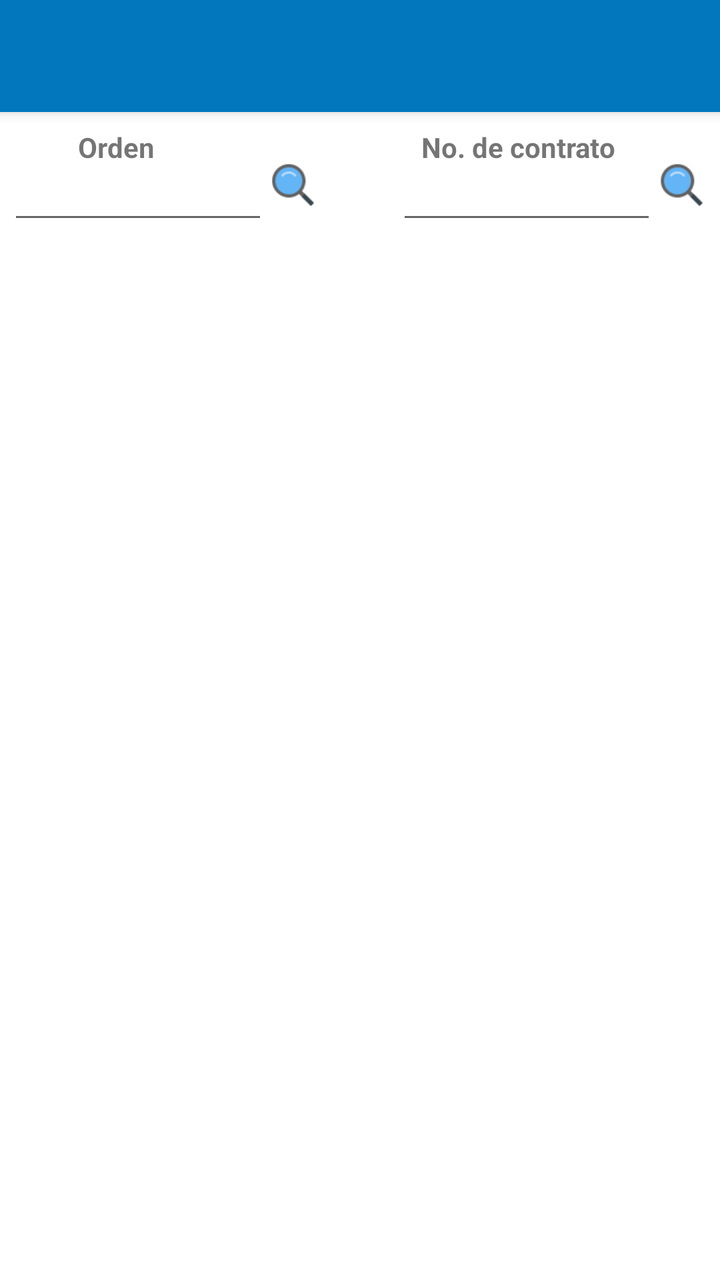
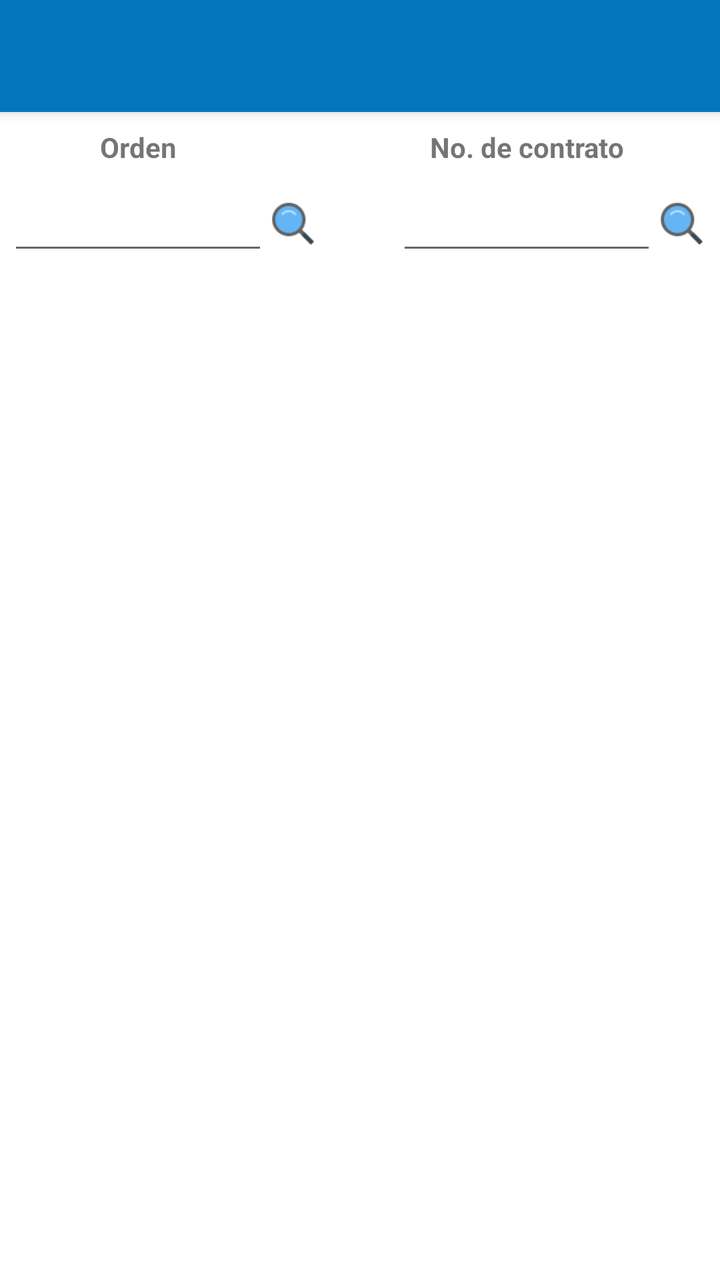

The first picture is an Android layout as it rendered before a commit; the second is the same layout after the commit. The layout source and the unified diff follow.
<!-- AndroidManifest.xml: application theme AppTheme -->
<!-- res/layout/app_bar_orden.xml -->
<?xml version="1.0" encoding="utf-8"?>
<android.support.design.widget.CoordinatorLayout xmlns:android="http://schemas.android.com/apk/res/android"
    xmlns:app="http://schemas.android.com/apk/res-auto"
    xmlns:tools="http://schemas.android.com/tools"
    android:layout_width="match_parent"
    android:layout_height="match_parent"
    tools:context=".Activitys.Orden">

    <android.support.design.widget.AppBarLayout
        android:layout_width="match_parent"
        android:layout_height="wrap_content"
        android:theme="@style/AppTheme.AppBarOverlay">

        <android.support.v7.widget.Toolbar
            android:id="@+id/toolbar"
            android:layout_width="match_parent"
            android:layout_height="?attr/actionBarSize"
            android:background="?attr/colorPrimary"
            app:popupTheme="@style/AppTheme.PopupOverlay" />

    </android.support.design.widget.AppBarLayout>

    <include layout="@layout/content_orden" />




</android.support.design.widget.CoordinatorLayout>
<!-- res/layout/content_orden.xml (included above) -->
<?xml version="1.0" encoding="utf-8"?>
<android.support.constraint.ConstraintLayout xmlns:android="http://schemas.android.com/apk/res/android"
    xmlns:app="http://schemas.android.com/apk/res-auto"
    xmlns:tools="http://schemas.android.com/tools"
    android:layout_width="match_parent"
    android:layout_height="match_parent"
    android:background="@color/fondoBlanco"
    app:layout_behavior="@string/appbar_scrolling_view_behavior"
    tools:context=".Activitys.Orden"

    tools:showIn="@layout/app_bar_orden">

    <ListView
        android:id="@+id/listorden"
        android:layout_width="match_parent"
        android:layout_height="match_parent"
        android:layout_alignParentTop="true"
        android:backgroundTint="@color/colorPrimary"
        android:dividerHeight="10dp"
        android:layout_marginTop="80dp"
        android:elevation="80dp"
        android:paddingLeft="8dp"
        android:paddingRight="8dp"
        app:layout_constraintTop_toBottomOf="@+id/ordsearch" />

    <TextView
        android:id="@+id/textView39"
        android:layout_width="100dp"
        android:layout_height="wrap_content"
        android:layout_marginStart="8dp"
        android:layout_marginTop="8dp"
        android:layout_marginEnd="8dp"
        android:text="@string/orden"
        android:textAlignment="center"
        android:textStyle="bold"
        app:layout_constraintEnd_toEndOf="parent"
        app:layout_constraintHorizontal_bias="0.0"
        app:layout_constraintStart_toStartOf="parent"
        app:layout_constraintTop_toTopOf="parent" />

    <EditText
        android:id="@+id/ordsearch"
        android:layout_width="130dp"
        android:layout_height="45dp"
        android:layout_marginStart="4dp"
        android:layout_marginTop="16dp"
        android:layout_marginEnd="8dp"
        android:inputType="number"
        app:layout_constraintEnd_toEndOf="parent"
        app:layout_constraintHorizontal_bias="0.0"
        app:layout_constraintStart_toStartOf="parent"
        app:layout_constraintTop_toTopOf="parent" />

    <Button
        android:id="@+id/borden"
        android:layout_width="25dp"
        android:layout_height="25dp"
        android:layout_marginTop="24dp"
        android:background="@drawable/busqueda"
        android:gravity="center_vertical"
        app:layout_constraintStart_toEndOf="@+id/ordsearch"
        app:layout_constraintTop_toTopOf="parent" />


    <EditText
        android:id="@+id/contsearch"
        android:layout_width="130dp"
        android:layout_height="45dp"
        android:layout_marginStart="8dp"
        android:layout_marginTop="16dp"
        android:layout_marginEnd="8dp"
        android:inputType="text|number"
        app:layout_constraintEnd_toEndOf="parent"
        app:layout_constraintHorizontal_bias="0.89"
        app:layout_constraintStart_toStartOf="parent"
        app:layout_constraintTop_toTopOf="parent" />

    <Button
        android:id="@+id/bcontrato"
        android:layout_width="25dp"
        android:layout_height="25dp"
        android:layout_marginTop="24dp"
        android:background="@drawable/busqueda"
        android:gravity="center_vertical"
        app:layout_constraintStart_toEndOf="@+id/contsearch"
        app:layout_constraintTop_toTopOf="parent" />

    <TextView
        android:layout_width="150dp"
        android:layout_height="wrap_content"
        android:layout_marginStart="8dp"
        android:layout_marginTop="8dp"
        android:layout_marginEnd="8dp"
        android:text="@string/n_Contrato"
        android:textAlignment="textEnd"
        android:textStyle="bold"
        app:layout_constraintEnd_toStartOf="@+id/bcontrato"
        app:layout_constraintHorizontal_bias="0.92"
        app:layout_constraintStart_toStartOf="parent"
        app:layout_constraintTop_toTopOf="parent" />


</android.support.constraint.ConstraintLayout>
<!-- resources referenced by this layout -->
<resources>
  <color name="colorPrimary">#0277BD</color>
  <color name="fondoBlanco">#fff</color>
  <!-- drawable busqueda: png bitmap (drawable, 1157 bytes) -->
  <string name="n_Contrato">No. de contrato</string>
  <string name="orden">Orden</string>
  <style name="AppTheme.AppBarOverlay" parent="ThemeOverlay.AppCompat.Dark.ActionBar" />
  <style name="AppTheme.PopupOverlay" parent="ThemeOverlay.AppCompat.Light" />
  <style name="AppTheme" parent="Theme.AppCompat.Light.DarkActionBar">
          
          <item name="colorPrimary">@color/colorPrimary</item>
          <item name="colorPrimaryDark">@color/colorPrimaryDark</item>
          <item name="colorAccent">@color/colorAccent</item>
          <item name="android:colorForeground">@android:color/background_dark</item>
      </style>
  <color name="colorPrimaryDark">#004C8C</color>
  <color name="colorAccent">#0000FF</color>
</resources>

<!-- the commit's change to res/layout/app_bar_orden.xml (unified diff, before → after) -->
@@ -6,21 +6,21 @@
     android:layout_height="match_parent"
     tools:context=".Activitys.Orden">
 
-    <android.support.design.widget.AppBarLayout
+  <android.support.design.widget.AppBarLayout
+      android:layout_width="match_parent"
+      android:layout_height="wrap_content"
+      android:theme="@style/AppTheme.AppBarOverlay">
+
+    <android.support.v7.widget.Toolbar
+        android:id="@+id/toolbar"
         android:layout_width="match_parent"
-        android:layout_height="wrap_content"
-        android:theme="@style/AppTheme.AppBarOverlay">
+        android:layout_height="?attr/actionBarSize"
+        android:background="?attr/colorPrimary"
+        app:popupTheme="@style/AppTheme.PopupOverlay" />
 
-        <android.support.v7.widget.Toolbar
-            android:id="@+id/toolbar"
-            android:layout_width="match_parent"
-            android:layout_height="?attr/actionBarSize"
-            android:background="?attr/colorPrimary"
-            app:popupTheme="@style/AppTheme.PopupOverlay" />
+  </android.support.design.widget.AppBarLayout>
 
-    </android.support.design.widget.AppBarLayout>
-
-    <include layout="@layout/content_orden" />
+  <include layout="@layout/content_orden" />
 
 
 
@@ -42,21 +42,23 @@
     <ListView
         android:id="@+id/listorden"
         android:layout_width="match_parent"
-        android:layout_height="match_parent"
+        android:layout_height="wrap_content"
         android:layout_alignParentTop="true"
+        android:layout_marginTop="8dp"
         android:backgroundTint="@color/colorPrimary"
         android:dividerHeight="10dp"
-        android:layout_marginTop="80dp"
         android:elevation="80dp"
         android:paddingLeft="8dp"
         android:paddingRight="8dp"
+        app:layout_constraintEnd_toEndOf="parent"
+        app:layout_constraintStart_toStartOf="parent"
         app:layout_constraintTop_toBottomOf="@+id/ordsearch" />
 
     <TextView
         android:id="@+id/textView39"
-        android:layout_width="100dp"
+        android:layout_width="130dp"
         android:layout_height="wrap_content"
-        android:layout_marginStart="8dp"
+        android:layout_marginStart="4dp"
         android:layout_marginTop="8dp"
         android:layout_marginEnd="8dp"
         android:text="@string/orden"
@@ -70,61 +72,62 @@
     <EditText
         android:id="@+id/ordsearch"
         android:layout_width="130dp"
-        android:layout_height="45dp"
+        android:layout_height="wrap_content"
         android:layout_marginStart="4dp"
-        android:layout_marginTop="16dp"
+        android:layout_marginTop="8dp"
         android:layout_marginEnd="8dp"
         android:inputType="number"
         app:layout_constraintEnd_toEndOf="parent"
         app:layout_constraintHorizontal_bias="0.0"
         app:layout_constraintStart_toStartOf="parent"
-        app:layout_constraintTop_toTopOf="parent" />
+        app:layout_constraintTop_toBottomOf="@+id/textView39" />
 
     <Button
         android:id="@+id/borden"
         android:layout_width="25dp"
         android:layout_height="25dp"
-        android:layout_marginTop="24dp"
         android:background="@drawable/busqueda"
         android:gravity="center_vertical"
+        app:layout_constraintBottom_toBottomOf="@+id/ordsearch"
         app:layout_constraintStart_toEndOf="@+id/ordsearch"
-        app:layout_constraintTop_toTopOf="parent" />
+        app:layout_constraintTop_toTopOf="@+id/ordsearch" />
 
 
     <EditText
         android:id="@+id/contsearch"
         android:layout_width="130dp"
-        android:layout_height="45dp"
+        android:layout_height="wrap_content"
         android:layout_marginStart="8dp"
-        android:layout_marginTop="16dp"
+        android:layout_marginTop="8dp"
         android:layout_marginEnd="8dp"
         android:inputType="text|number"
         app:layout_constraintEnd_toEndOf="parent"
         app:layout_constraintHorizontal_bias="0.89"
         app:layout_constraintStart_toStartOf="parent"
-        app:layout_constraintTop_toTopOf="parent" />
+        app:layout_constraintTop_toBottomOf="@+id/textView38" />
 
     <Button
         android:id="@+id/bcontrato"
         android:layout_width="25dp"
         android:layout_height="25dp"
-        android:layout_marginTop="24dp"
         android:background="@drawable/busqueda"
         android:gravity="center_vertical"
+        app:layout_constraintBottom_toBottomOf="@+id/contsearch"
         app:layout_constraintStart_toEndOf="@+id/contsearch"
-        app:layout_constraintTop_toTopOf="parent" />
+        app:layout_constraintTop_toTopOf="@+id/contsearch" />
 
     <TextView
-        android:layout_width="150dp"
+        android:id="@+id/textView38"
+        android:layout_width="130dp"
         android:layout_height="wrap_content"
         android:layout_marginStart="8dp"
         android:layout_marginTop="8dp"
         android:layout_marginEnd="8dp"
         android:text="@string/n_Contrato"
-        android:textAlignment="textEnd"
+        android:textAlignment="center"
         android:textStyle="bold"
-        app:layout_constraintEnd_toStartOf="@+id/bcontrato"
-        app:layout_constraintHorizontal_bias="0.92"
+        app:layout_constraintEnd_toEndOf="parent"
+        app:layout_constraintHorizontal_bias="0.89"
         app:layout_constraintStart_toStartOf="parent"
         app:layout_constraintTop_toTopOf="parent" />
 
